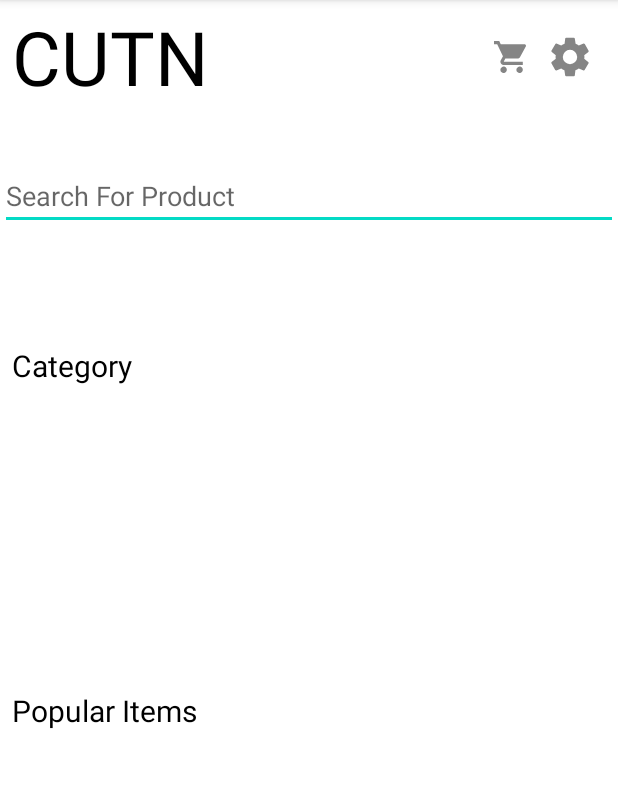
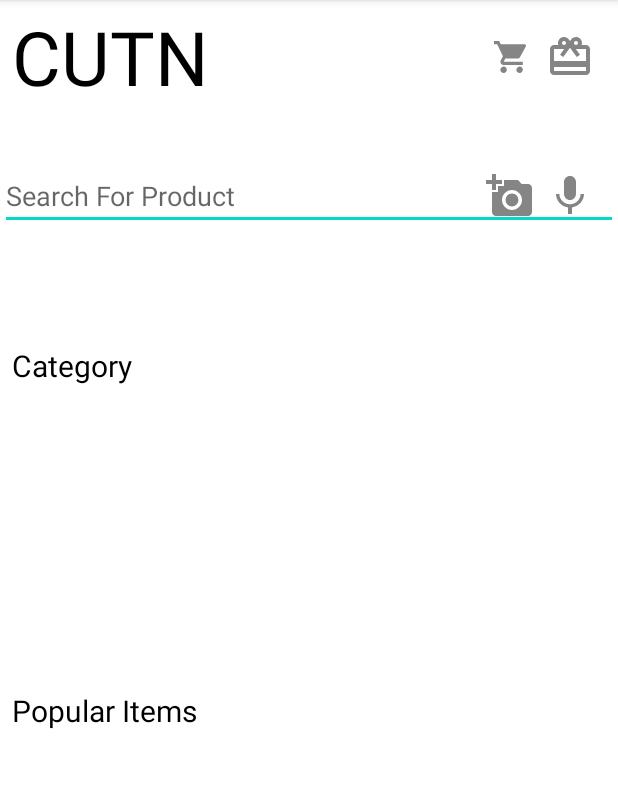
Before and after one commit to gilesccs/CUTN-MobileApp, an Android app: the screen it shows after launch (MainActivity), on a phone screen of 412 x 824 dp, the part 84-872 px from its top. Run offline under Robolectric (Android 15) with nearby library versions, the phone set to English and light mode, and no system bars.

Commit message:
added in icons

```diff
--- a/app/src/main/res/drawable/ic_account_settings.xml
+++ /dev/null
@@ -1,9 +0,0 @@
-<vector xmlns:android="http://schemas.android.com/apk/res/android"
-        android:width="32dp"
-        android:height="32dp"
-        android:viewportWidth="24"
-        android:viewportHeight="24">
-    <path
-        android:fillColor="#858585"
-        android:pathData="M19.1,12.9a2.8,2.8 0,0 0,0.1 -0.9,2.8 2.8,0 0,0 -0.1,-0.9l2.1,-1.6a0.7,0.7 0,0 0,0.1 -0.6L19.4,5.5a0.7,0.7 0,0 0,-0.6 -0.2l-2.4,1a6.5,6.5 0,0 0,-1.6 -0.9l-0.4,-2.6a0.5,0.5 0,0 0,-0.5 -0.4H10.1a0.5,0.5 0,0 0,-0.5 0.4L9.3,5.4a5.6,5.6 0,0 0,-1.7 0.9l-2.4,-1a0.4,0.4 0,0 0,-0.5 0.2l-2,3.4c-0.1,0.2 0,0.4 0.2,0.6l2,1.6a2.8,2.8 0,0 0,-0.1 0.9,2.8 2.8,0 0,0 0.1,0.9L2.8,14.5a0.7,0.7 0,0 0,-0.1 0.6l1.9,3.4a0.7,0.7 0,0 0,0.6 0.2l2.4,-1a6.5,6.5 0,0 0,1.6 0.9l0.4,2.6a0.5,0.5 0,0 0,0.5 0.4h3.8a0.5,0.5 0,0 0,0.5 -0.4l0.3,-2.6a5.6,5.6 0,0 0,1.7 -0.9l2.4,1a0.4,0.4 0,0 0,0.5 -0.2l2,-3.4c0.1,-0.2 0,-0.4 -0.2,-0.6ZM12,15.6A3.6,3.6 0,1 1,15.6 12,3.6 3.6,0 0,1 12,15.6Z"/>
-</vector>
--- /dev/null
+++ b/app/src/main/res/drawable/ic_baseline_add_a_photo_24.xml
@@ -0,0 +1,9 @@
+<vector xmlns:android="http://schemas.android.com/apk/res/android"
+    android:width="32dp"
+    android:height="32dp"
+    android:viewportWidth="24"
+    android:viewportHeight="24">
+  <path
+      android:fillColor="#858585"
+      android:pathData="M3,4V1h2v3h3v2H5v3H3V6H0V4H3zM6,10V7h3V4h7l1.83,2H21c1.1,0 2,0.9 2,2v12c0,1.1 -0.9,2 -2,2H5c-1.1,0 -2,-0.9 -2,-2V10H6zM13,19c2.76,0 5,-2.24 5,-5s-2.24,-5 -5,-5s-5,2.24 -5,5S10.24,19 13,19zM9.8,14c0,1.77 1.43,3.2 3.2,3.2s3.2,-1.43 3.2,-3.2s-1.43,-3.2 -3.2,-3.2S9.8,12.23 9.8,14z"/>
+</vector>
--- /dev/null
+++ b/app/src/main/res/drawable/ic_baseline_card_giftcard_24.xml
@@ -0,0 +1,9 @@
+<vector xmlns:android="http://schemas.android.com/apk/res/android"
+    android:width="32dp"
+    android:height="32dp"
+    android:viewportWidth="24"
+    android:viewportHeight="24">
+  <path
+      android:fillColor="#858585"
+      android:pathData="M20,6h-2.18c0.11,-0.31 0.18,-0.65 0.18,-1 0,-1.66 -1.34,-3 -3,-3 -1.05,0 -1.96,0.54 -2.5,1.35l-0.5,0.67 -0.5,-0.68C10.96,2.54 10.05,2 9,2 7.34,2 6,3.34 6,5c0,0.35 0.07,0.69 0.18,1L4,6c-1.11,0 -1.99,0.89 -1.99,2L2,19c0,1.11 0.89,2 2,2h16c1.11,0 2,-0.89 2,-2L22,8c0,-1.11 -0.89,-2 -2,-2zM15,4c0.55,0 1,0.45 1,1s-0.45,1 -1,1 -1,-0.45 -1,-1 0.45,-1 1,-1zM9,4c0.55,0 1,0.45 1,1s-0.45,1 -1,1 -1,-0.45 -1,-1 0.45,-1 1,-1zM20,19L4,19v-2h16v2zM20,14L4,14L4,8h5.08L7,10.83 8.62,12 11,8.76l1,-1.36 1,1.36L15.38,12 17,10.83 14.92,8L20,8v6z"/>
+</vector>
--- /dev/null
+++ b/app/src/main/res/drawable/ic_baseline_mic_24.xml
@@ -0,0 +1,9 @@
+<vector xmlns:android="http://schemas.android.com/apk/res/android"
+    android:width="32dp"
+    android:height="32dp"
+    android:viewportWidth="24"
+    android:viewportHeight="24">
+  <path
+      android:fillColor="#858585"
+      android:pathData="M12,14c1.66,0 2.99,-1.34 2.99,-3L15,5c0,-1.66 -1.34,-3 -3,-3S9,3.34 9,5v6c0,1.66 1.34,3 3,3zM17.3,11c0,3 -2.54,5.1 -5.3,5.1S6.7,14 6.7,11L5,11c0,3.41 2.72,6.23 6,6.72L11,21h2v-3.28c3.28,-0.48 6,-3.3 6,-6.72h-1.7z"/>
+</vector>
--- a/app/src/main/res/layout/activity_main.xml
+++ b/app/src/main/res/layout/activity_main.xml
@@ -28,7 +28,8 @@
         app:layout_constraintBottom_toBottomOf="@+id/rewards"
         app:layout_constraintEnd_toStartOf="@+id/rewards"
         app:layout_constraintTop_toTopOf="@+id/rewards"
-        app:srcCompat="@drawable/ic_cart_black" />
+        app:srcCompat="@drawable/ic_cart_black"
+        tools:ignore="VectorDrawableCompat" />
 
     <ImageView
         android:id="@+id/rewards"
@@ -38,8 +39,9 @@
         app:layout_constraintBottom_toBottomOf="@+id/cutn"
         app:layout_constraintEnd_toEndOf="parent"
         app:layout_constraintTop_toTopOf="@+id/cutn"
-        app:srcCompat="@drawable/ic_account_settings"
-        android:layout_marginRight="16dp" />
+        app:srcCompat="@drawable/ic_baseline_card_giftcard_24"
+        android:layout_marginRight="16dp"
+        tools:ignore="VectorDrawableCompat" />
 
     <EditText
         android:id="@+id/searchForProduct"
@@ -50,6 +52,30 @@
         android:inputType="text"
         app:layout_constraintTop_toTopOf="parent"
         tools:layout_editor_absoluteX="4dp" />
+
+    <ImageView
+        android:id="@+id/photo"
+        android:layout_width="wrap_content"
+        android:layout_height="wrap_content"
+        android:layout_marginEnd="8dp"
+        android:layout_marginRight="8dp"
+        app:layout_constraintBottom_toBottomOf="@+id/microphone"
+        app:layout_constraintEnd_toStartOf="@+id/microphone"
+        app:layout_constraintTop_toTopOf="@+id/microphone"
+        app:srcCompat="@drawable/ic_baseline_add_a_photo_24"
+        tools:ignore="VectorDrawableCompat" />
+
+    <ImageView
+        android:id="@+id/microphone"
+        android:layout_width="wrap_content"
+        android:layout_height="wrap_content"
+        android:layout_marginEnd="16dp"
+        app:layout_constraintBottom_toBottomOf="@+id/searchForProduct"
+        app:layout_constraintEnd_toEndOf="parent"
+        app:layout_constraintTop_toTopOf="@+id/searchForProduct"
+        app:srcCompat="@drawable/ic_baseline_mic_24"
+        android:layout_marginRight="16dp"
+        tools:ignore="VectorDrawableCompat" />
 
     <TextView
         android:id="@+id/category"
```
